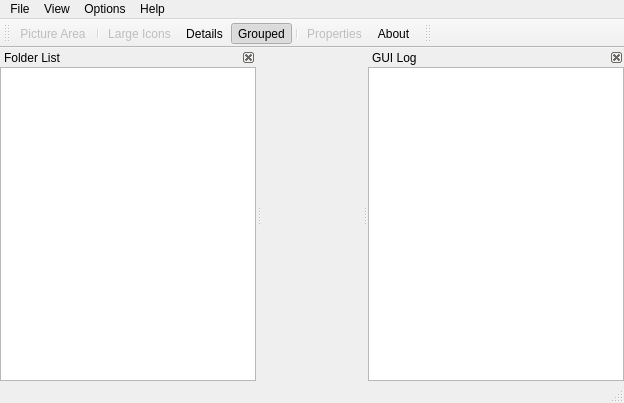
Old version of the form trunk/qtui/mamepguimain.ui in the repository svn2github/mameplus.
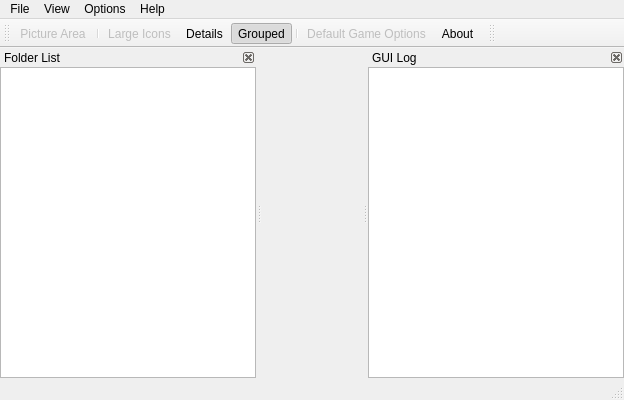
New version of the form. Icons and pictures are not drawn.

What changed in the file:
```diff
--- a/trunk/qtui/mamepguimain.ui
+++ b/trunk/qtui/mamepguimain.ui
@@ -6,7 +6,7 @@
     <x>0</x>
     <y>0</y>
     <width>624</width>
-    <height>403</height>
+    <height>400</height>
    </rect>
   </property>
   <property name="windowTitle" >
@@ -18,10 +18,10 @@
   <widget class="QWidget" name="centralwidget" >
    <property name="geometry" >
     <rect>
-     <x>262</x>
-     <y>45</y>
-     <width>100</width>
-     <height>339</height>
+     <x>260</x>
+     <y>49</y>
+     <width>104</width>
+     <height>330</height>
     </rect>
    </property>
    <layout class="QGridLayout" >
@@ -94,9 +94,9 @@
    <property name="geometry" >
     <rect>
      <x>0</x>
-     <y>384</y>
+     <y>379</y>
      <width>624</width>
-     <height>19</height>
+     <height>21</height>
     </rect>
    </property>
   </widget>
@@ -104,8 +104,8 @@
    <property name="geometry" >
     <rect>
      <x>0</x>
-     <y>19</y>
-     <width>164</width>
+     <y>23</y>
+     <width>162</width>
      <height>26</height>
     </rect>
    </property>
@@ -139,9 +139,9 @@
   <widget class="QToolBar" name="toolBarSearch" >
    <property name="geometry" >
     <rect>
-     <x>164</x>
-     <y>19</y>
-     <width>460</width>
+     <x>162</x>
+     <y>23</y>
+     <width>462</width>
      <height>26</height>
     </rect>
    </property>
@@ -162,9 +162,9 @@
    <property name="geometry" >
     <rect>
      <x>368</x>
-     <y>45</y>
+     <y>49</y>
      <width>256</width>
-     <height>339</height>
+     <height>330</height>
     </rect>
    </property>
    <property name="features" >
@@ -180,9 +180,9 @@
     <property name="geometry" >
      <rect>
       <x>0</x>
-      <y>20</y>
+      <y>22</y>
       <width>256</width>
-      <height>319</height>
+      <height>308</height>
      </rect>
     </property>
     <layout class="QGridLayout" >
@@ -199,9 +199,9 @@
    <property name="geometry" >
     <rect>
      <x>0</x>
-     <y>45</y>
+     <y>49</y>
      <width>256</width>
-     <height>339</height>
+     <height>330</height>
     </rect>
    </property>
    <property name="sizePolicy" >
@@ -223,9 +223,9 @@
     <property name="geometry" >
      <rect>
       <x>0</x>
-      <y>20</y>
+      <y>22</y>
       <width>256</width>
-      <height>319</height>
+      <height>308</height>
      </rect>
     </property>
     <layout class="QGridLayout" >
@@ -256,7 +256,7 @@
      <normaloff>:/res/32x32/applications-system.png</normaloff>:/res/32x32/applications-system.png</iconset>
    </property>
    <property name="text" >
-    <string>Properties</string>
+    <string>Default Game Options</string>
    </property>
   </action>
   <action name="actionRefresh" >
```
Left out of the diff: 87 changed lines with no effect on the pictures.
